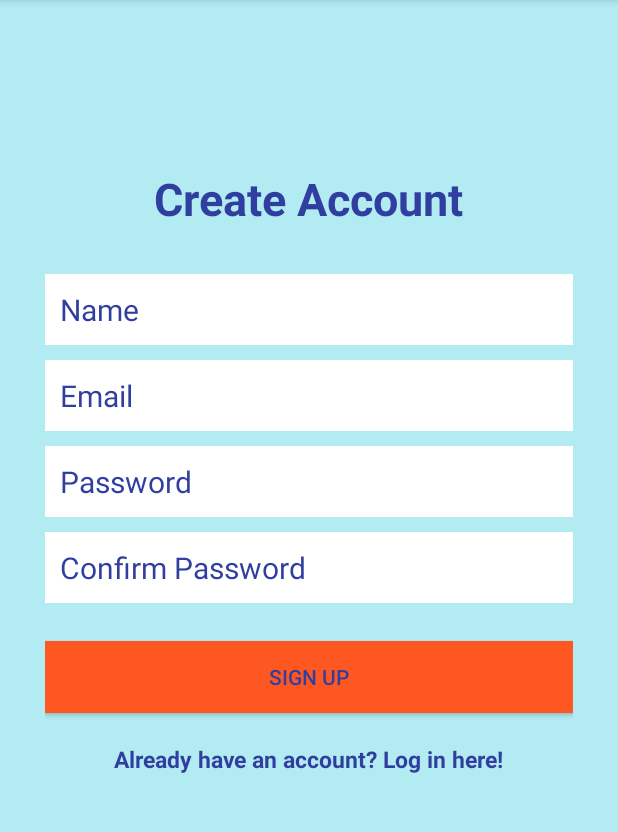
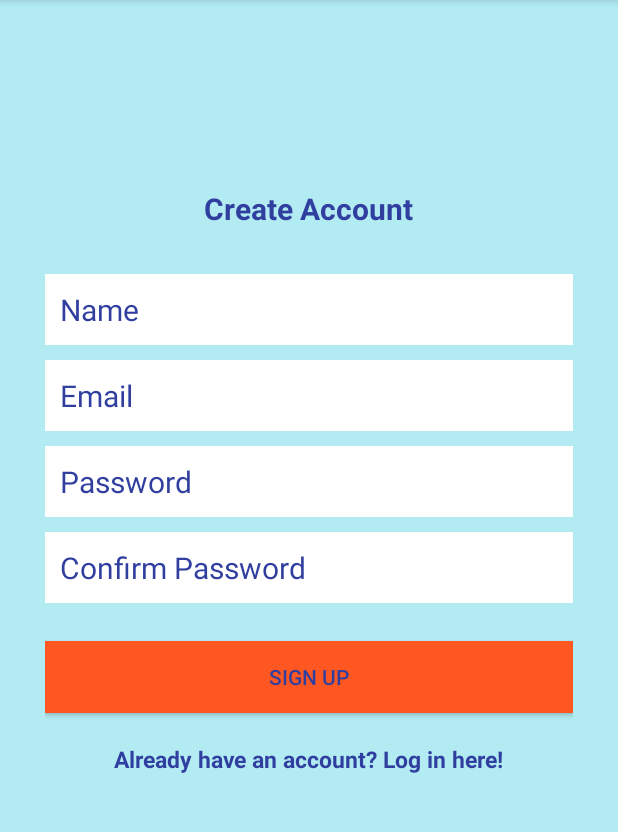
Before and after one commit to AlenaSG/Capstone-Android, an Android app: the CreateAccountActivity screen opened directly, with no data from a screen before it, on a phone screen of 412 x 824 dp, the part 84-916 px from its top. Run offline under Robolectric (Android 15) with nearby library versions, the phone set to English and light mode, and no system bars; our stand-ins replace Firebase (no records; nobody signed in at launch, a user with empty details on screens opened directly); 1 statement that could not run was skipped.

Commit message:
fix bugs in create event activity

```diff
--- a/app/src/main/java/com/epicodus/eventmanager/AddRatingActivity.java
+++ b/app/src/main/java/com/epicodus/eventmanager/AddRatingActivity.java
@@ -103,7 +103,7 @@ public class AddRatingActivity extends AppCompatActivity {
             Detail detail = new Detail(id, detailText, rating);
 
             databaseRatings.child(id).setValue(detail);
-            Toast.makeText(this, "details saved successfully", Toast.LENGTH_SHORT).show();
+            Toast.makeText(this, "Details saved successfully", Toast.LENGTH_SHORT).show();
         }else{
             Toast.makeText(this, "Details should not be empty", Toast.LENGTH_LONG).show();
         }
--- a/app/src/main/java/com/epicodus/eventmanager/CreateEventActivity.java
+++ b/app/src/main/java/com/epicodus/eventmanager/CreateEventActivity.java
@@ -84,7 +84,7 @@ public class CreateEventActivity extends AppCompatActivity {
                Event event = eventList.get(i);
 
                showUpdateDialog(event.getEventID(), event.getDescription());
-               return false;
+               return true;
            }
        });
     }// end of onCreate()
--- a/app/src/main/java/com/epicodus/eventmanager/SignInEmailActivity.java
+++ b/app/src/main/java/com/epicodus/eventmanager/SignInEmailActivity.java
@@ -18,6 +18,8 @@ import com.google.firebase.auth.AuthResult;
 import com.google.firebase.auth.FirebaseAuth;
 
 public class SignInEmailActivity extends AppCompatActivity {
+
+    // TODO: add progress bar
 
     private Button mBtnLogIn;
     private EditText mEmailField;
@@ -46,7 +48,9 @@ public class SignInEmailActivity extends AppCompatActivity {
             public void onAuthStateChanged(@NonNull FirebaseAuth firebaseAuth) {
 
                 if(firebaseAuth.getCurrentUser() != null) {
-                    startActivity(new Intent(SignInEmailActivity.this, MainActivity.class));
+                    Intent intent = new Intent(SignInEmailActivity.this, MainActivity.class);
+                    intent.setFlags(Intent.FLAG_ACTIVITY_NEW_TASK | Intent.FLAG_ACTIVITY_CLEAR_TASK);
+                    startActivity(intent);
                     finish();
                 }
             }
--- a/app/src/main/res/layout/activity_create_account.xml
+++ b/app/src/main/res/layout/activity_create_account.xml
@@ -108,7 +108,7 @@
         android:layout_height="wrap_content"
         android:text="Create Account"
         android:textColor="@color/colorPrimaryDark"
-        android:textSize="30dp"
+        android:textSize="20dp"
         android:textStyle="bold"
         android:layout_above="@+id/linearLayout"
         android:layout_centerHorizontal="true" />
```
Also changed, not shown: app/src/main/java/com/epicodus/eventmanager/Event.java (+10 -1 lines).
